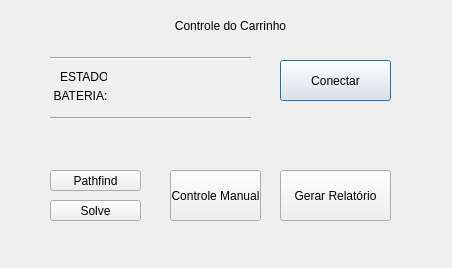
lucasgcb/pathfinderkart, file Interface_Python/telinha2.ui: the form before one commit.
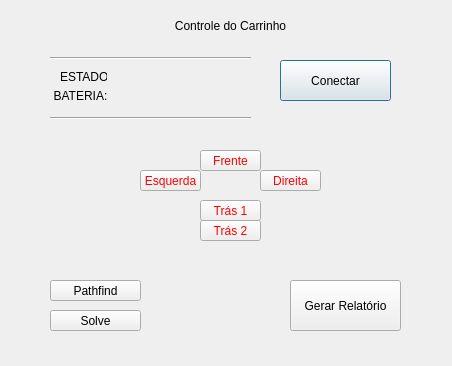
The form after the commit.

Commit message: Add sensor interface, manual control

The edit to the form file:
```diff
--- a/Interface_Python/telinha2.ui
+++ b/Interface_Python/telinha2.ui
@@ -7,7 +7,7 @@
     <x>0</x>
     <y>0</y>
     <width>452</width>
-    <height>268</height>
+    <height>366</height>
    </rect>
   </property>
   <property name="windowTitle">
@@ -94,7 +94,7 @@
    <property name="geometry">
     <rect>
      <x>50</x>
-     <y>170</y>
+     <y>280</y>
      <width>91</width>
      <height>21</height>
     </rect>
@@ -107,7 +107,7 @@
    <property name="geometry">
     <rect>
      <x>50</x>
-     <y>200</y>
+     <y>310</y>
      <width>91</width>
      <height>21</height>
     </rect>
@@ -116,24 +116,11 @@
     <string>Solve</string>
    </property>
   </widget>
-  <widget class="QPushButton" name="botao_ok_4">
-   <property name="geometry">
-    <rect>
-     <x>170</x>
-     <y>170</y>
-     <width>91</width>
-     <height>51</height>
-    </rect>
-   </property>
-   <property name="text">
-    <string>Controle Manual</string>
-   </property>
-  </widget>
   <widget class="QPushButton" name="botao_salvar">
    <property name="geometry">
     <rect>
-     <x>280</x>
-     <y>170</y>
+     <x>290</x>
+     <y>280</y>
      <width>111</width>
      <height>51</height>
     </rect>
@@ -226,6 +213,86 @@
     <set>Qt::AlignCenter</set>
    </property>
   </widget>
+  <widget class="QPushButton" name="botao_frente">
+   <property name="geometry">
+    <rect>
+     <x>200</x>
+     <y>150</y>
+     <width>61</width>
+     <height>21</height>
+    </rect>
+   </property>
+   <property name="styleSheet">
+    <string notr="true">Color:Red</string>
+   </property>
+   <property name="text">
+    <string>Frente</string>
+   </property>
+  </widget>
+  <widget class="QPushButton" name="botao_esquerda">
+   <property name="geometry">
+    <rect>
+     <x>140</x>
+     <y>170</y>
+     <width>61</width>
+     <height>21</height>
+    </rect>
+   </property>
+   <property name="styleSheet">
+    <string notr="true">Color:Red</string>
+   </property>
+   <property name="text">
+    <string>Esquerda</string>
+   </property>
+  </widget>
+  <widget class="QPushButton" name="botao_direita">
+   <property name="geometry">
+    <rect>
+     <x>260</x>
+     <y>170</y>
+     <width>61</width>
+     <height>21</height>
+    </rect>
+   </property>
+   <property name="styleSheet">
+    <string notr="true">Color: Red</string>
+   </property>
+   <property name="text">
+    <string>Direita</string>
+   </property>
+  </widget>
+  <widget class="QPushButton" name="botao_tras1">
+   <property name="geometry">
+    <rect>
+     <x>200</x>
+     <y>200</y>
+     <width>61</width>
+     <height>21</height>
+    </rect>
+   </property>
+   <property name="styleSheet">
+    <string notr="true">color: Red</string>
+   </property>
+   <property name="text">
+    <string>Trás 1</string>
+   </property>
+  </widget>
+  <widget class="QPushButton" name="botao_tras2">
+   <property name="geometry">
+    <rect>
+     <x>200</x>
+     <y>220</y>
+     <width>61</width>
+     <height>21</height>
+    </rect>
+   </property>
+   <property name="styleSheet">
+    <string notr="true">color: Red</string>
+   </property>
+   <property name="text">
+    <string>Trás 2</string>
+   </property>
+  </widget>
  </widget>
  <resources/>
  <connections/>
```
The commit also changes 8 other files.
